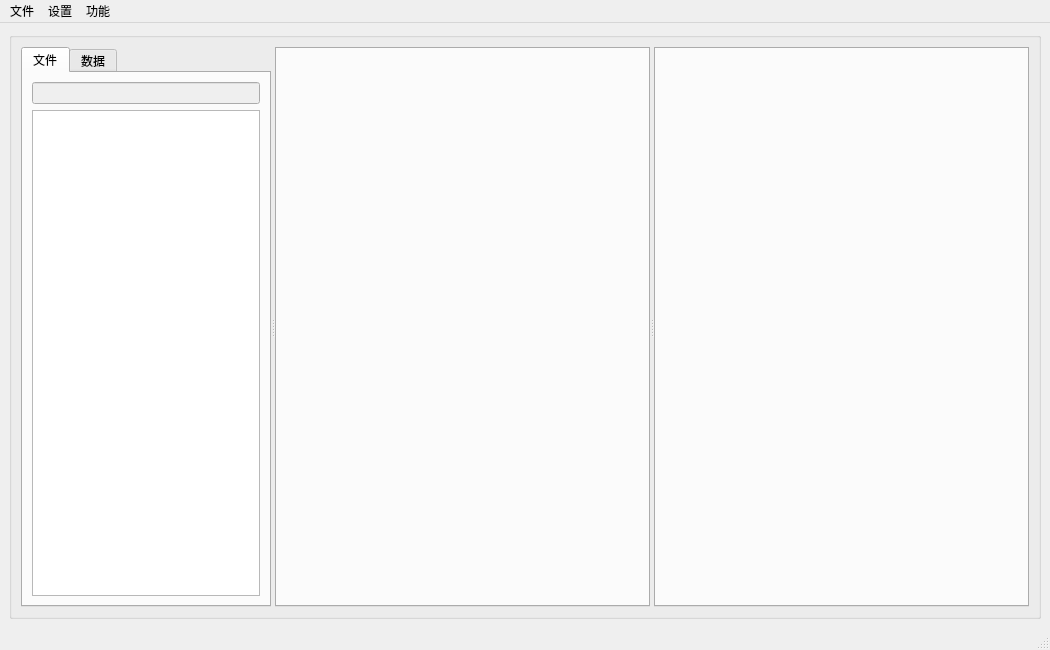
Above: Editor_UI/main.ui from CMZSrost/NEOeditor before the change. Below: the same form after it.
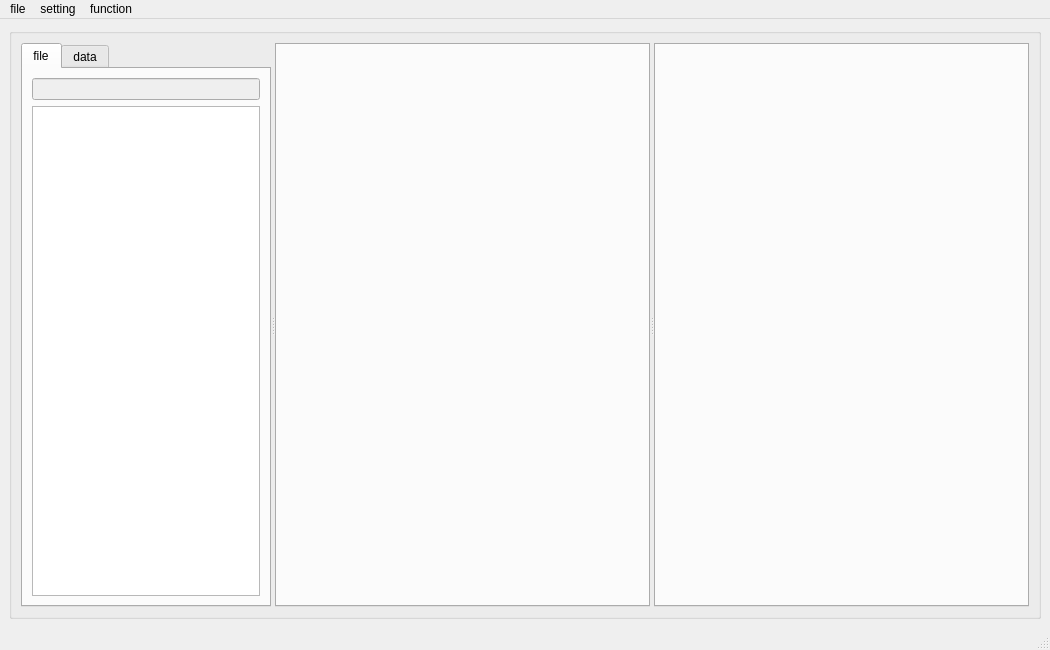
That is the form after the change. Custom widgets are drawn as their Qt base class.

```diff
--- a/Editor_UI/main.ui
+++ b/Editor_UI/main.ui
@@ -65,7 +65,7 @@
           </property>
           <widget class="QWidget" name="tab_file">
            <attribute name="title">
-            <string>文件</string>
+            <string>file</string>
            </attribute>
            <layout class="QVBoxLayout" name="verticalLayout">
             <item>
@@ -121,7 +121,7 @@
           </widget>
           <widget class="QWidget" name="tab_elem">
            <attribute name="title">
-            <string>数据</string>
+            <string>data</string>
            </attribute>
            <layout class="QVBoxLayout" name="verticalLayout_3">
             <item>
@@ -261,19 +261,19 @@
    </property>
    <widget class="QMenu" name="menu">
     <property name="title">
-     <string>文件</string>
+     <string>file</string>
     </property>
     <addaction name="loadProjectAction"/>
     <addaction name="saveProjectAction"/>
    </widget>
    <widget class="QMenu" name="menu_2">
     <property name="title">
-     <string>设置</string>
+     <string>setting</string>
     </property>
    </widget>
    <widget class="QMenu" name="menu_3">
     <property name="title">
-     <string>功能</string>
+     <string>function</string>
     </property>
     <addaction name="reloadAction"/>
    </widget>
```
Left out of the diff: 52 changed lines with no effect on the pictures.
